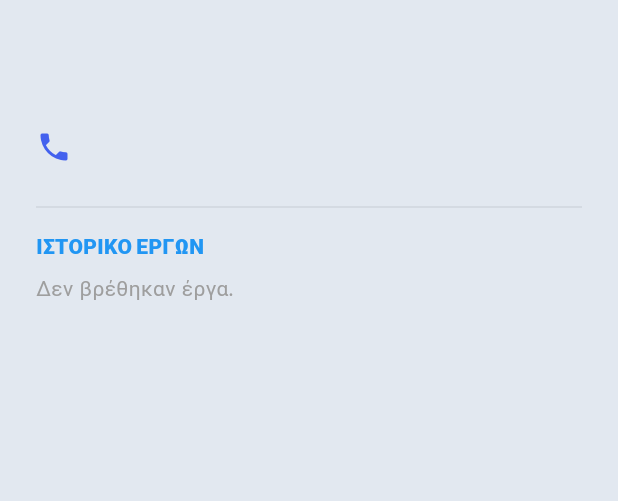
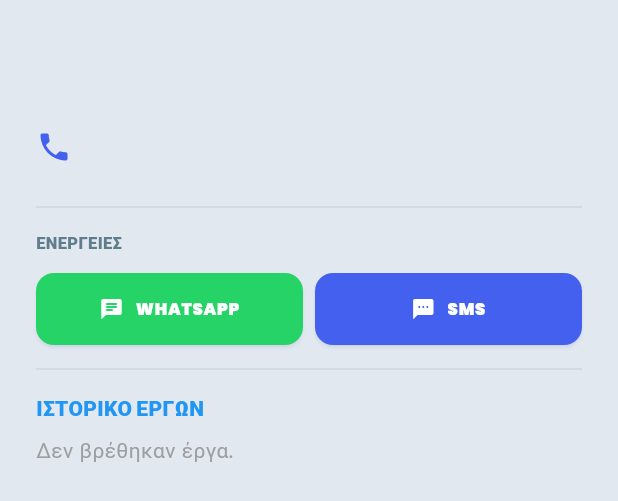
Before and after one commit to jenemybill-lgtm/mtc2026, a Flutter app: the _ClientDetailsSheet widget shown alone on an empty page, opened directly with empty values, on a phone screen of 412 x 824 dp. Shown: the top 501 px of the screen. Run offline on Flutter 3.47's test engine with Material 3 defaults, Android fonts, the phone set to English and light mode, and no system bars; our stand-ins replace file_picker, fl_chart, flutter_local_notifications, glassmorphism_ui, google_fonts, image_picker and 11 more; missing offline and left inert: desktop_drop, file_saver, file_selector, syncfusion_flutter_xlsio, window_manager; accounts and stored records are empty.

Commit message:
Add WhatsApp and SMS integration for direct communication from client details screen

```diff
--- a/lib/ui/screens/clients_screen.dart
+++ b/lib/ui/screens/clients_screen.dart
@@ -7,6 +7,8 @@
 import 'package:mtc2026/ui/components/premium_ui.dart';
 import 'package:mtc2026/utils/excel_exporter.dart';
 import 'package:mtc2026/utils/pdf_generator.dart';
+
+import 'package:mtc2026/utils/toast_helper.dart';
 
 class ClientsScreen extends StatefulWidget {
   const ClientsScreen({super.key});
@@ -471,6 +473,66 @@
               },
             ),
           const Divider(height: 32),
+          const Text("ΕΝΕΡΓΕΙΕΣ", style: TextStyle(fontWeight: FontWeight.w900, color: Colors.blueGrey, fontSize: 11)),
+          const SizedBox(height: 12),
+          Row(
+            children: [
+              Expanded(
+                child: ElevatedButton.icon(
+                  onPressed: () async {
+                    final msg = "Καλησπέρα σας,\n\nΕπικοινωνούμε από την MTC (Τεχνική Εταιρεία - Ανακαινίσεις & Κατασκευές). Πώς μπορούμε να σας βοηθήσουμε;\n\nΜε εκτίμηση,\nΜόσχος Βασίλειος";
+                    String cleanPhone = client.phone.replaceAll(RegExp(r'[^\d+]'), '');
+                    if (!cleanPhone.startsWith('+')) cleanPhone = '+30$cleanPhone';
+
+                    final uri = Uri.parse("https://wa.me/${cleanPhone.replaceAll('+', '')}?text=${Uri.encodeComponent(msg)}");
+                    try {
+                      if (await canLaunchUrl(uri)) {
+                        await launchUrl(uri, mode: LaunchMode.externalApplication);
+                      } else {
+                        await launchUrl(uri, mode: LaunchMode.externalApplication);
+                      }
+                    } catch (e) {
+                      if (context.mounted) ToastHelper.showError(context, "Σφάλμα άνοιγματος WhatsApp: $e");
+                    }
+                  },
+                  icon: const Icon(Icons.chat_rounded, size: 16),
+                  label: const Text("WHATSAPP", style: TextStyle(fontWeight: FontWeight.w900, fontSize: 11)),
+                  style: ElevatedButton.styleFrom(
+                    backgroundColor: const Color(0xFF25D366),
+                    foregroundColor: Colors.white,
+                    shape: RoundedRectangleBorder(borderRadius: BorderRadius.circular(12)),
+                  ),
+                ),
+              ),
+              const SizedBox(width: 8),
+              Expanded(
+                child: ElevatedButton.icon(
+                  onPressed: () async {
+                    final msg = "Καλησπέρα σας,\nΕπικοινωνούμε από την MTC (Τεχνική Εταιρεία - Ανακαινίσεις & Κατασκευές).";
+                    String cleanPhone = client.phone.replaceAll(RegExp(r'[^\d+]'), '');
+                    final uri = Uri.parse("sms:$cleanPhone?body=${Uri.encodeComponent(msg)}");
+                    try {
+                      if (await canLaunchUrl(uri)) {
+                        await launchUrl(uri, mode: LaunchMode.externalApplication);
+                      } else {
+                        await launchUrl(uri, mode: LaunchMode.externalApplication);
+                      }
+                    } catch (e) {
+                      if (context.mounted) ToastHelper.showError(context, "Σφάλμα άνοιγματος SMS: $e");
+                    }
+                  },
+                  icon: const Icon(Icons.sms_rounded, size: 16),
+                  label: const Text("SMS", style: TextStyle(fontWeight: FontWeight.w900, fontSize: 11)),
+                  style: ElevatedButton.styleFrom(
+                    backgroundColor: const Color(0xFF4361EE),
+                    foregroundColor: Colors.white,
+                    shape: RoundedRectangleBorder(borderRadius: BorderRadius.circular(12)),
+                  ),
+                ),
+              ),
+            ],
+          ),
+          const Divider(height: 32),
           const Text("ΙΣΤΟΡΙΚΟ ΕΡΓΩΝ", style: TextStyle(fontWeight: FontWeight.w900, color: Colors.blue, fontSize: 14)),
           const SizedBox(height: 8),
           FutureBuilder<List<Project>>(
```
